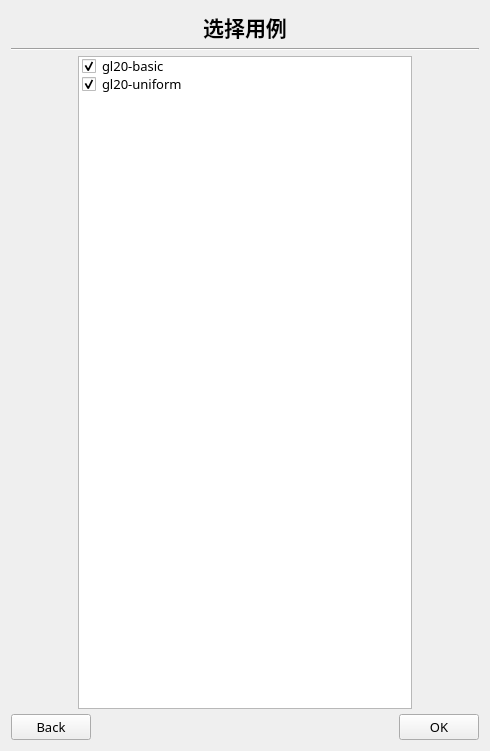
feishengfei/benchUI, file basebench/select_page.ui: the form before one commit.
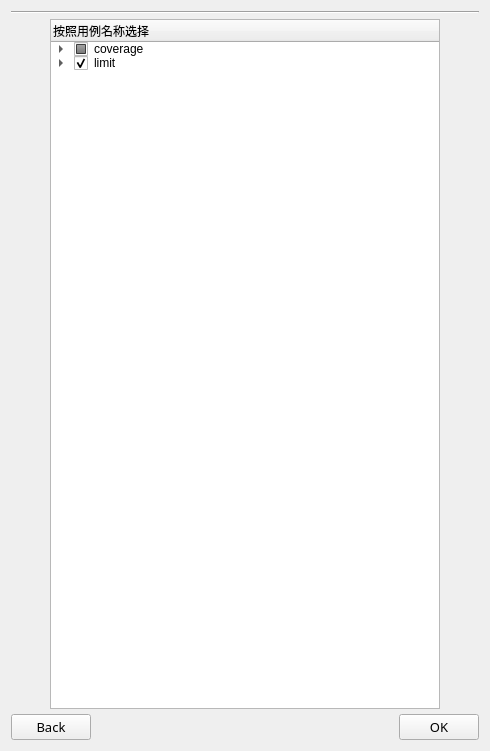
The form after the commit.

Commit message: Add select list OK

Patch:
```diff
--- a/basebench/select_page.ui
+++ b/basebench/select_page.ui
@@ -19,63 +19,6 @@
      <property name="spacing">
       <number>5</number>
      </property>
-     <item>
-      <layout class="QHBoxLayout" name="horizontalLayout_3" stretch="2,4,2">
-       <property name="spacing">
-        <number>5</number>
-       </property>
-       <item>
-        <spacer name="horizontalSpacer_4">
-         <property name="orientation">
-          <enum>Qt::Horizontal</enum>
-         </property>
-         <property name="sizeHint" stdset="0">
-          <size>
-           <width>40</width>
-           <height>20</height>
-          </size>
-         </property>
-        </spacer>
-       </item>
-       <item>
-        <widget class="QLabel" name="label">
-         <property name="sizePolicy">
-          <sizepolicy hsizetype="Expanding" vsizetype="Fixed">
-           <horstretch>0</horstretch>
-           <verstretch>0</verstretch>
-          </sizepolicy>
-         </property>
-         <property name="font">
-          <font>
-           <family>微软雅黑</family>
-           <pointsize>16</pointsize>
-           <weight>75</weight>
-           <bold>true</bold>
-          </font>
-         </property>
-         <property name="text">
-          <string>选择用例</string>
-         </property>
-         <property name="alignment">
-          <set>Qt::AlignCenter</set>
-         </property>
-        </widget>
-       </item>
-       <item>
-        <spacer name="horizontalSpacer_5">
-         <property name="orientation">
-          <enum>Qt::Horizontal</enum>
-         </property>
-         <property name="sizeHint" stdset="0">
-          <size>
-           <width>40</width>
-           <height>20</height>
-          </size>
-         </property>
-        </spacer>
-       </item>
-      </layout>
-     </item>
      <item>
       <widget class="Line" name="line">
        <property name="sizePolicy">
@@ -96,7 +39,7 @@
       </widget>
      </item>
      <item>
-      <layout class="QHBoxLayout" name="horizontalLayout_2" stretch="2,10,2">
+      <layout class="QHBoxLayout" name="horizontalLayout_2" stretch="1,10,1">
        <item>
         <spacer name="horizontalSpacer">
          <property name="orientation">
@@ -111,34 +54,59 @@
         </spacer>
        </item>
        <item>
-        <widget class="QListWidget" name="listWidget">
-         <property name="sizePolicy">
-          <sizepolicy hsizetype="Expanding" vsizetype="Expanding">
-           <horstretch>0</horstretch>
-           <verstretch>0</verstretch>
-          </sizepolicy>
-         </property>
-         <property name="font">
-          <font>
-           <family>微软雅黑</family>
-           <pointsize>10</pointsize>
-          </font>
-         </property>
+        <widget class="QTreeWidget" name="treeWidget">
+         <column>
+          <property name="text">
+           <string>按照用例名称选择</string>
+          </property>
+         </column>
          <item>
           <property name="text">
-           <string>gl20-basic</string>
+           <string>coverage</string>
           </property>
           <property name="checkState">
-           <enum>Checked</enum>
+           <enum>PartiallyChecked</enum>
           </property>
+          <item>
+           <property name="text">
+            <string>OGL2.0</string>
+           </property>
+           <property name="checkState">
+            <enum>Checked</enum>
+           </property>
+          </item>
+          <item>
+           <property name="text">
+            <string>OGL2.1</string>
+           </property>
+           <property name="checkState">
+            <enum>Unchecked</enum>
+           </property>
+          </item>
          </item>
          <item>
           <property name="text">
-           <string>gl20-uniform</string>
+           <string>limit</string>
           </property>
           <property name="checkState">
            <enum>Checked</enum>
           </property>
+          <item>
+           <property name="text">
+            <string>OGL2.0</string>
+           </property>
+           <property name="checkState">
+            <enum>Checked</enum>
+           </property>
+          </item>
+          <item>
+           <property name="text">
+            <string>OGL2.1</string>
+           </property>
+           <property name="checkState">
+            <enum>Checked</enum>
+           </property>
+          </item>
          </item>
         </widget>
        </item>
```
The commit also changes 1211 other files.
